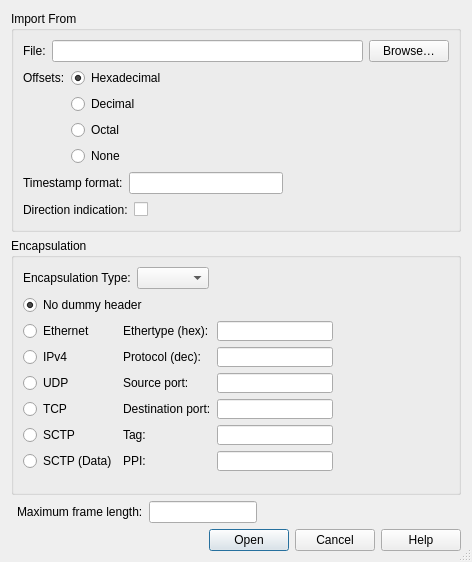
First picture: the form in utilities/wireshark/ui/qt/import_text_dialog.ui, repository kimocoder/nexmon, before the edit.
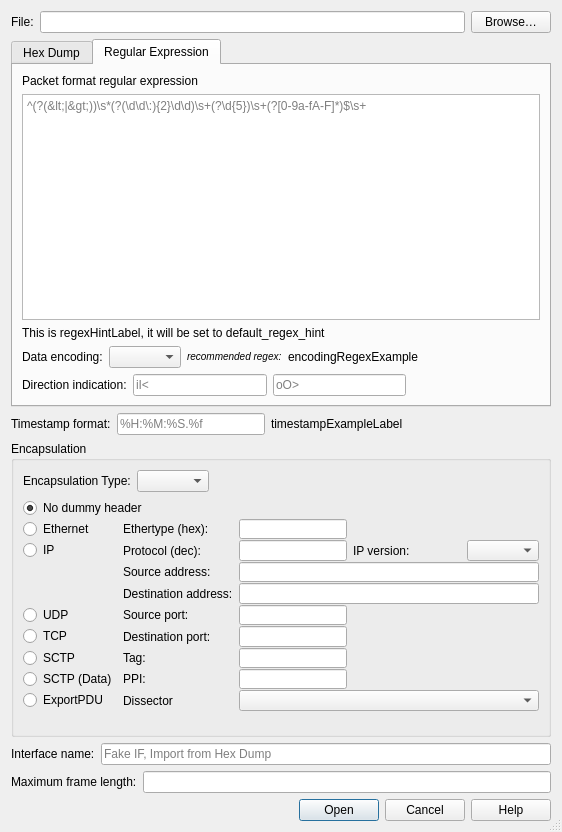
Second picture: the form after the edit. The open tabs and pages were chosen to show the change. Custom widgets are drawn as their Qt base class.

What changed in the file:
```diff
--- a/utilities/wireshark/ui/qt/import_text_dialog.ui
+++ b/utilities/wireshark/ui/qt/import_text_dialog.ui
@@ -6,20 +6,14 @@
    <rect>
     <x>0</x>
     <y>0</y>
-    <width>472</width>
-    <height>486</height>
+    <width>562</width>
+    <height>832</height>
    </rect>
   </property>
-  <property name="sizePolicy">
-   <sizepolicy hsizetype="Preferred" vsizetype="Maximum">
-    <horstretch>0</horstretch>
-    <verstretch>0</verstretch>
-   </sizepolicy>
-  </property>
   <property name="maximumSize">
    <size>
     <width>16777215</width>
-    <height>486</height>
+    <height>1000</height>
    </size>
   </property>
   <property name="sizeGripEnabled">
@@ -28,20 +22,8 @@
   <property name="modal">
    <bool>true</bool>
   </property>
-  <layout class="QFormLayout" name="formLayout_3">
-   <property name="fieldGrowthPolicy">
-    <enum>QFormLayout::FieldsStayAtSizeHint</enum>
-   </property>
-   <item row="0" column="0" colspan="2">
-    <widget class="QGroupBox" name="groupBox">
-     <property name="title">
-      <string>Import From</string>
-     </property>
-     <property name="flat">
-      <bool>true</bool>
-     </property>
-     <layout class="QFormLayout" name="formLayout_2">
-      <item row="1" column="0" colspan="2">
+  <layout class="QVBoxLayout" name="verticalLayout_2">
+   <item>
        <layout class="QHBoxLayout" name="horizontalLayout_2">
         <item>
          <widget class="QLabel" name="label">
@@ -75,8 +57,32 @@
         </item>
        </layout>
       </item>
-      <item row="2" column="0" colspan="2">
+   <item>
+    <widget class="QTabWidget" name="modeTabWidget">
+     <property name="sizePolicy">
+      <sizepolicy hsizetype="Expanding" vsizetype="Expanding">
+       <horstretch>0</horstretch>
+       <verstretch>0</verstretch>
+      </sizepolicy>
+     </property>
+     <property name="currentIndex">
+      <number>0</number>
+     </property>
+     <widget class="QWidget" name="tab">
+      <attribute name="title">
+       <string>Hex Dump</string>
+      </attribute>
+      <attribute name="toolTip">
+       <string>Import a standard hex dump as exported by Wireshark</string>
+      </attribute>
+      <layout class="QHBoxLayout" name="horizontalLayout_7">
+       <item>
+        <layout class="QVBoxLayout" name="verticalLayout_3">
+         <item>
        <layout class="QGridLayout" name="gridLayout_2">
+           <property name="verticalSpacing">
+            <number>1</number>
+           </property>
         <item row="2" column="1">
          <widget class="QRadioButton" name="octalOffsetButton">
           <property name="toolTip">
@@ -117,7 +123,7 @@
           </property>
          </widget>
         </item>
-        <item row="0" column="2" rowspan="3">
+           <item row="0" column="2" rowspan="4">
          <spacer name="horizontalSpacer_2">
           <property name="orientation">
            <enum>Qt::Horizontal</enum>
@@ -154,48 +160,7 @@
         </item>
        </layout>
       </item>
-      <item row="4" column="0" colspan="2">
-       <layout class="QHBoxLayout" name="horizontalLayout_3">
         <item>
-         <widget class="QLabel" name="label_3">
-          <property name="toolTip">
-           <string>The format in which to parse timestamps in the text file (eg. %H:%M:%S.). Format specifiers are based on strptime(3)</string>
-          </property>
-          <property name="text">
-           <string>Timestamp format:</string>
-          </property>
-         </widget>
-        </item>
-        <item>
-         <widget class="QLineEdit" name="dateTimeLineEdit">
-          <property name="toolTip">
-           <string>The format in which to parse timestamps in the text file (eg. %H:%M:%S.). Format specifiers are based on strptime(3)</string>
-          </property>
-         </widget>
-        </item>
-        <item>
-         <widget class="QLabel" name="timestampExampleLabel">
-          <property name="text">
-           <string/>
-          </property>
-         </widget>
-        </item>
-        <item>
-         <spacer name="horizontalSpacer">
-          <property name="orientation">
-           <enum>Qt::Horizontal</enum>
-          </property>
-          <property name="sizeHint" stdset="0">
-           <size>
-            <width>40</width>
-            <height>20</height>
-           </size>
-          </property>
-         </spacer>
-        </item>
-       </layout>
-      </item>
-      <item row="5" column="0" colspan="2">
        <layout class="QHBoxLayout" name="horizontalLayout_5" stretch="0,0,0">
         <item>
          <widget class="QLabel" name="directionIndicationLabel">
@@ -229,10 +194,322 @@
         </item>
        </layout>
       </item>
-     </layout>
-    </widget>
-   </item>
-   <item row="1" column="0" colspan="2">
+         <item>
+          <layout class="QHBoxLayout" name="asciiLayout" stretch="0,0,0">
+           <item>
+            <widget class="QLabel" name="asciiIdentificationLabel">
+             <property name="toolTip">
+              <string>&lt;html&gt;&lt;head/&gt;&lt;body&gt;&lt;p&gt;Whether to do extra processing detecting the start of the ASCII representation at the end of a hex+ASCII line even if it looks like hex bytes.&lt;/p&gt;&lt;p&gt;Do not enable if the hex dump does not contain ASCII.&lt;/p&gt;&lt;/body&gt;&lt;/html&gt;</string>
+             </property>
+             <property name="text">
+              <string>ASCII identification:</string>
+             </property>
+            </widget>
+           </item>
+           <item>
+            <widget class="QCheckBox" name="asciiIdentificationCheckBox">
+             <property name="toolTip">
+              <string>&lt;html&gt;&lt;head/&gt;&lt;body&gt;&lt;p&gt;Whether to do extra processing detecting the start of the ASCII representation at the end of a hex+ASCII line even if it looks like hex bytes.&lt;/p&gt;&lt;p&gt;Do not enable if the hex dump does not contain ASCII.&lt;/p&gt;&lt;/body&gt;&lt;/html&gt;</string>
+             </property>
+            </widget>
+           </item>
+           <item>
+            <spacer name="asciiSpacer">
+             <property name="orientation">
+              <enum>Qt::Horizontal</enum>
+             </property>
+             <property name="sizeHint" stdset="0">
+              <size>
+               <width>40</width>
+               <height>20</height>
+              </size>
+             </property>
+            </spacer>
+           </item>
+          </layout>
+         </item>
+         <item>
+          <layout class="QHBoxLayout" name="littleEndianLayout" stretch="0,0,0">
+           <item>
+            <widget class="QLabel" name="littleEndianLabel">
+             <property name="toolTip">
+              <string>&lt;html&gt;&lt;head/&gt;&lt;body&gt;&lt;p&gt;Whether to treat multiple byte groups as being in little-endian byte order, instead of the default, network (big-endian) order.&lt;/p&gt;&lt;/body&gt;&lt;/html&gt;</string>
+             </property>
+             <property name="text">
+              <string>Little-endian:</string>
+             </property>
+            </widget>
+           </item>
+           <item>
+            <widget class="QCheckBox" name="littleEndianCheckBox">
+             <property name="toolTip">
+              <string>&lt;html&gt;&lt;head/&gt;&lt;body&gt;&lt;p&gt;Whether to treat multiple byte groups as being in little-endian byte order, instead of the default, network (big-endian) order.&lt;/p&gt;&lt;/body&gt;&lt;/html&gt;</string>
+             </property>
+            </widget>
+           </item>
+           <item>
+            <spacer name="littleEndianSpacer">
+             <property name="orientation">
+              <enum>Qt::Horizontal</enum>
+             </property>
+             <property name="sizeHint" stdset="0">
+              <size>
+               <width>40</width>
+               <height>20</height>
+              </size>
+             </property>
+            </spacer>
+           </item>
+          </layout>
+         </item>
+         <item>
+          <spacer name="verticalSpacer">
+           <property name="orientation">
+            <enum>Qt::Vertical</enum>
+           </property>
+           <property name="sizeHint" stdset="0">
+            <size>
+             <width>20</width>
+             <height>40</height>
+            </size>
+           </property>
+          </spacer>
+         </item>
+        </layout>
+       </item>
+      </layout>
+     </widget>
+     <widget class="QWidget" name="tab_2">
+      <attribute name="title">
+       <string>Regular Expression</string>
+      </attribute>
+      <attribute name="toolTip">
+       <string>Import a file formatted according to a custom regular expression</string>
+      </attribute>
+      <layout class="QHBoxLayout" name="horizontalLayout_10">
+       <item>
+        <layout class="QVBoxLayout" name="verticalLayout">
+         <item>
+          <widget class="QLabel" name="label_6">
+           <property name="text">
+            <string>Packet format regular expression</string>
+           </property>
+          </widget>
+         </item>
+         <item>
+          <widget class="QTextEdit" name="regexTextEdit">
+           <property name="sizePolicy">
+            <sizepolicy hsizetype="Expanding" vsizetype="Expanding">
+             <horstretch>0</horstretch>
+             <verstretch>0</verstretch>
+            </sizepolicy>
+           </property>
+           <property name="maximumSize">
+            <size>
+             <width>16777215</width>
+             <height>16777215</height>
+            </size>
+           </property>
+           <property name="sizeIncrement">
+            <size>
+             <width>1</width>
+             <height>1</height>
+            </size>
+           </property>
+           <property name="baseSize">
+            <size>
+             <width>100</width>
+             <height>100</height>
+            </size>
+           </property>
+           <property name="toolTip">
+            <string>&lt;html&gt;&lt;head/&gt;&lt;body&gt;&lt;p&gt;Perl compatible regular expression capturing a single packet in the file with named groups identifying data to import. Anchors ^ and $ also match before/after newlines &lt;/p&gt;&lt;p&gt;The only required group is data, but time, dir and seqno are also supported.&lt;/p&gt;&lt;p&gt;Regex flags: DUPNAMES, MULTILINE and NOEMPTY&lt;/p&gt;&lt;/body&gt;&lt;/html&gt;</string>
+           </property>
+           <property name="lineWidth">
+            <number>24</number>
+           </property>
+           <property name="acceptRichText">
+            <bool>false</bool>
+           </property>
+           <property name="placeholderText">
+            <string notr="true">^(?&lt;dir&gt;(&lt;|&gt;))\s*(?&lt;time&gt;(\d\d\:){2}\d\d)\s+(?&lt;seqno&gt;\d{5})\s+(?&lt;data&gt;[0-9a-fA-F]*)$\s+</string>
+           </property>
+          </widget>
+         </item>
+         <item>
+          <widget class="ElidedLabel" name="regexHintLabel">
+           <property name="enabled">
+            <bool>true</bool>
+           </property>
+           <property name="text">
+            <string>This is regexHintLabel, it will be set to default_regex_hint</string>
+           </property>
+           <property name="wordWrap">
+            <bool>true</bool>
+           </property>
+          </widget>
+         </item>
+         <item>
+          <layout class="QHBoxLayout" name="horizontalLayout_8" stretch="0,0,0,0,0">
+           <property name="sizeConstraint">
+            <enum>QLayout::SetDefaultConstraint</enum>
+           </property>
+           <item>
+            <widget class="QLabel" name="label_7">
+             <property name="text">
+              <string>Data encoding:</string>
+             </property>
+            </widget>
+           </item>
+           <item>
+            <widget class="QComboBox" name="dataEncodingComboBox">
+             <property name="toolTip">
+              <string>How data is encoded</string>
+             </property>
+            </widget>
+           </item>
+           <item>
+            <widget class="QLabel" name="label_3">
+             <property name="text">
+              <string>&lt;small&gt;&lt;i&gt;recommended regex:&lt;/small&gt;&lt;/i&gt;</string>
+             </property>
+            </widget>
+           </item>
+           <item>
+            <widget class="QLabel" name="encodingRegexExample">
+             <property name="text">
+              <string>encodingRegexExample</string>
+             </property>
+             <property name="textInteractionFlags">
+              <set>Qt::LinksAccessibleByMouse|Qt::TextSelectableByKeyboard|Qt::TextSelectableByMouse</set>
+             </property>
+            </widget>
+           </item>
+           <item>
+            <spacer name="horizontalSpacer_7">
+             <property name="orientation">
+              <enum>Qt::Horizontal</enum>
+             </property>
+             <property name="sizeHint" stdset="0">
+              <size>
+               <width>40</width>
+               <height>20</height>
+              </size>
+             </property>
+            </spacer>
+           </item>
+          </layout>
+         </item>
+         <item>
+          <layout class="QHBoxLayout" name="horizontalLayout_6" stretch="0,0,0,0">
+           <item>
+            <widget class="QLabel" name="dirIndicationLabel">
+             <property name="toolTip">
+              <string/>
+             </property>
+             <property name="text">
+              <string>Direction indication:</string>
+             </property>
+            </widget>
+           </item>
+           <item>
+            <widget class="QLineEdit" name="dirInIndicationLineEdit">
+             <property name="baseSize">
+              <size>
+               <width>0</width>
+               <height>0</height>
+              </size>
+             </property>
+             <property name="toolTip">
+              <string>List of characters indicating incoming packets</string>
+             </property>
+             <property name="maxLength">
+              <number>6</number>
+             </property>
+             <property name="placeholderText">
+              <string>iI&lt;</string>
+             </property>
+            </widget>
+           </item>
+           <item>
+            <widget class="QLineEdit" name="dirOutIndicationLineEdit">
+             <property name="enabled">
+              <bool>true</bool>
+             </property>
+             <property name="toolTip">
+              <string>List of characters indicating outgoing packets</string>
+             </property>
+             <property name="placeholderText">
+              <string>oO&gt;</string>
+             </property>
+            </widget>
+           </item>
+           <item>
+            <spacer name="horizontalSpacer_6">
+             <property name="orientation">
+              <enum>Qt::Horizontal</enum>
+             </property>
+             <property name="sizeHint" stdset="0">
+              <size>
+               <width>40</width>
+               <height>20</height>
+              </size>
+             </property>
+            </spacer>
+           </item>
+          </layout>
+         </item>
+        </layout>
+       </item>
+      </layout>
+     </widget>
+    </widget>
+   </item>
+   <item>
+    <layout class="QHBoxLayout" name="horizontalLayout_9" stretch="0,0,0,0">
+     <item>
+      <widget class="QLabel" name="timestampLabel">
+       <property name="toolTip">
+        <string>The format in which to parse timestamps in the text file (e.g. %H:%M:%S.). Format specifiers are based on strptime(3)</string>
+       </property>
+       <property name="text">
+        <string>Timestamp format:</string>
+       </property>
+      </widget>
+     </item>
+     <item>
+      <widget class="QLineEdit" name="timestampFormatLineEdit">
+       <property name="toolTip">
+        <string>&lt;html&gt;&lt;head/&gt;&lt;body&gt;&lt;p&gt;The format in which to parse timestamps in the text file (e.g. %H:%M:%S.%f).&lt;/p&gt;&lt;p&gt;Format specifiers are based on strptime(3) with the addition of %f for second fractions. The precision of %f is determined from its length.&lt;/p&gt;&lt;/body&gt;&lt;/html&gt;</string>
+       </property>
+       <property name="placeholderText">
+        <string>%H:%M:%S.%f</string>
+       </property>
+      </widget>
+     </item>
+     <item>
+      <widget class="QLabel" name="timestampExampleLabel">
+       <property name="text">
+        <string>timestampExampleLabel</string>
+       </property>
+      </widget>
+     </item>
+     <item>
+      <spacer name="horizontalSpacer_8">
+       <property name="orientation">
+        <enum>Qt::Horizontal</enum>
+       </property>
+       <property name="sizeHint" stdset="0">
+        <size>
+         <width>40</width>
+         <height>20</height>
+        </size>
+       </property>
+      </spacer>
+     </item>
+    </layout>
+   </item>
+   <item>
     <widget class="QGroupBox" name="groupBox_2">
      <property name="title">
       <string>Encapsulation</string>
@@ -277,26 +554,34 @@
       </item>
       <item row="1" column="0" colspan="2">
        <layout class="QGridLayout" name="headerGridLayout">
-        <item row="3" column="2">
-         <widget class="SyntaxLineEdit" name="sourcePortLineEdit">
-          <property name="toolTip">
-           <string>The UDP, TCP or SCTP source port for each frame</string>
-          </property>
-         </widget>
-        </item>
-        <item row="6" column="2">
-         <widget class="SyntaxLineEdit" name="ppiLineEdit">
+        <property name="verticalSpacing">
+         <number>1</number>
+        </property>
+        <item row="0" column="0" colspan="3">
+         <widget class="QRadioButton" name="noDummyButton">
           <property name="toolTip">
-           <string>The SCTP DATA payload protocol identifier for each frame</string>
+           <string>Leave frames unchanged</string>
           </property>
+          <property name="text">
+           <string>No dummy header</string>
+          </property>
+          <property name="checked">
+           <bool>true</bool>
+          </property>
          </widget>
         </item>
-        <item row="4" column="2">
-         <widget class="SyntaxLineEdit" name="destinationPortLineEdit">
-          <property name="toolTip">
-           <string>The UDP, TCP or SCTP destination port for each frame</string>
+        <item row="0" column="3" rowspan="8">
+         <spacer name="horizontalSpacer_4">
+          <property name="orientation">
+           <enum>Qt::Horizontal</enum>
           </property>
-         </widget>
+          <property name="sizeHint" stdset="0">
+           <size>
+            <width>40</width>
+            <height>20</height>
+           </size>
+          </property>
+         </spacer>
         </item>
         <item row="1" column="0">
          <widget class="QRadioButton" name="ethernetButton">
@@ -308,20 +593,67 @@
           </property>
          </widget>
         </item>
+        <item row="2" column="0">
+         <widget class="QRadioButton" name="ipv4Button">
+          <property name="toolTip">
+           <string>Prefix each frame with an Ethernet and IP header</string>
+          </property>
+          <property name="text">
+           <string>IP</string>
+          </property>
+         </widget>
+        </item>
         <item row="5" column="0">
+         <widget class="QRadioButton" name="udpButton">
+          <property name="toolTip">
+           <string>Prefix each frame with an Ethernet, IP and UDP header</string>
+          </property>
+          <property name="text">
+           <string>UDP</string>
+          </property>
+         </widget>
+        </item>
+        <item row="6" column="0">
+         <widget class="QRadioButton" name="tcpButton">
+          <property name="toolTip">
+           <string>Prefix each frame with an Ethernet, IP and TCP header</string>
+          </property>
+          <property name="text">
+           <string>TCP</string>
+          </property>
+         </widget>
+        </item>
+        <item row="7" column="0">
          <widget class="QRadioButton" name="sctpButton">
           <property name="toolTip">
-           <string>Prefix each frame with an Ethernet, IPv4 and SCTP header</string>
+           <string>Prefix each frame with an Ethernet, IP and SCTP header</string>
           </property>
           <property name="text">
            <string>SCTP</string>
           </property>
          </widget>
         </item>
-        <item row="6" column="1">
-         <widget class="QLabel" name="ppiLabel">
+        <item row="8" column="0">
+         <widget class="QRadioButton" name="sctpDataButton">
+          <property name="toolTip">
+           <string>Prefix each frame with an Ethernet, IP and SCTP (DATA) header</string>
+          </property>
           <property name="text">
-           <string>PPI:</string>
+           <string>SCTP (Data)</string>
+          </property>
+         </widget>
+        </item>
+        <item row="9" column="0">
+         <widget class="QRadioButton" name="exportPduButton">
+          <property name="text">
+           <string>ExportPDU</string>
+          </property>
+         </widget>
+        </item>
+        <item row="1" column="1">
+         <widget class="QLabel" name="ethertypeLabel">
+          <property name="text">
+           <string>Ethertype (hex):</string>
           </property>
          </widget>
         </item>
@@ -332,56 +664,55 @@
           </property>
          </widget>
         </item>
-        <item row="0" column="0" colspan="3">
-         <widget class="QRadioButton" name="noDummyButton">
-          <property name="toolTip">
-           <string>Leave frames unchanged</string>
-          </property>
+        <item row="3" column="1">
+         <widget class="QLabel" name="sourceAddressLabel">
           <property name="text">
-           <string>No dummy header</string>
-          </property>
-          <property name="checked">
-           <bool>true</bool>
+           <string>Source address:</string>
           </property>
          </widget>
         </item>
-        <item row="0" column="3" rowspan="7">
-         <spacer name="horizontalSpacer_4">
-          <property name="orientation">
-           <enum>Qt::Horizontal</enum>
+        <item row="4" column="1">
+         <widget class="QLabel" name="destinationAddressLabel">
+          <property name="text">
+           <string>Destination address:</string>
           </property>
-          <property name="sizeHint" stdset="0">
-           <size>
-            <width>40</width>
-            <height>20</height>
-           </size>
-          </property>
-         </spacer>
+         </widget>
         </item>
         <item row="5" column="1">
-         <widget class="QLabel" name="tagLabel">
-          <property name="text">
-           <string>Tag:</string>
-          </property>
-         </widget>
-        </item>
-        <item row="3" column="0">
-         <widget class="QRadioButton" name="udpButton">
-          <property name="toolTip">
-           <string>Prefix each frame with an Ethernet, IPv4 and UDP header</string>
-          </property>
-          <property name="text">
-           <string>UDP</string>
-          </property>
-         </widget>
-        </item>
-        <item row="3" column="1">
          <widget class="QLabel" name="sourcePortLabel">
           <property name="text">
            <string>Source port:</string>
           </property>
          </widget>
         </item>
+        <item row="6" column="1">
+         <widget class="QLabel" name="destinationPortLabel">
+          <property name="text">
+           <string>Destination port:</string>
+          </property>
+         </widget>
+        </item>
+        <item row="7" column="1">
+         <widget class="QLabel" name="tagLabel">
+          <property name="text">
+           <string>Tag:</string>
+          </property>
+         </widget>
+        </item>
+        <item row="8" column="1">
+         <widget class="QLabel" name="ppiLabel">
+          <property name="text">
+           <string>PPI:</string>
+          </property>
+         </widget>
+        </item>
+        <item row="9" column="1">
+         <widget class="QLabel" name="payloadLabel">
+          <property name="text">
+           <string>Dissector</string>
+          </property>
+         </widget>
+        </item>
         <item row="1" column="2">
          <widget class="SyntaxLineEdit" name="ethertypeLineEdit">
           <property name="toolTip">
@@ -392,73 +723,106 @@
           </property>
          </widget>
         </item>
-        <item row="4" column="0">
-         <widget class="QRadioButton" name="tcpButton">
+        <item row="2" column="2">
+         <widget class="SyntaxLineEdit" name="protocolLineEdit">
           <property name="toolTip">
-           <string>Prefix each frame with an Ethernet, IPv4 and TCP header</string>
+           <string>The IP protocol ID for each frame</string>
           </property>
-          <property name="text">
-           <string>TCP</string>
+         </widget>
+        </item>
+        <item row="3" column="2" colspan="3">
+         <widget class="SyntaxLineEdit" name="sourceAddressLineEdit">
+          <property name="toolTip">
+           <string>The IP source address for each frame</string>
+          </property>
+         </widget>
+        </item>
+        <item row="4" column="2" colspan="3">
+         <widget class="SyntaxLineEdit" name="destinationAddressLineEdit">
+          <property name="toolTip">
+           <string>The IP destination address for each frame</string>
           </property>
          </widget>
         </item>
         <item row="5" column="2">
+         <widget class="SyntaxLineEdit" name="sourcePortLineEdit">
+          <property name="toolTip">
+           <string>The UDP, TCP or SCTP source port for each frame</string>
+          </property>
+         </widget>
+        </item>
+        <item row="6" column="2">
+         <widget class="SyntaxLineEdit" name="destinationPortLineEdit">
+          <property name="toolTip">
+           <string>The UDP, TCP or SCTP destination port for each frame</string>
+          </property>
+         </widget>
+        </item>
+        <item row="7" column="2">
          <widget class="SyntaxLineEdit" name="tagLineEdit">
           <property name="toolTip">
            <string>The SCTP verification tag for each frame</string>
           </property>
          </widget>
         </item>
-        <item row="4" column="1">
-         <widget class="QLabel" name="destinationPortLabel">
-          <property name="text">
-           <string>Destination port:</string>
+        <item row="8" column="2">
+         <widget class="SyntaxLineEdit" name="ppiLineEdit">
+          <property name="toolTip">
+           <string>The SCTP DATA payload protocol identifier for each frame</string>
           </property>
          </widget>
         </item>
-        <item row="1" column="1">
-         <widget class="QLabel" name="ethertypeLabel">
-          <property name="text">
-           <string>Ethertype (hex):</string>
+        <item row="9" column="2" colspan="3">
+         <widget class="QComboBox" name="dissectorComboBox">
+          <property name="toolTip">
+           <string>The dissector to use for each frame</string>
           </property>
          </widget>
         </item>
-        <item row="2" column="2">
-         <widget class="SyntaxLineEdit" name="protocolLineEdit">
-          <property name="toolTip">
-           <string>The IPv4 protocol ID for each frame</string>
+        <item row="2" column="3">
+         <widget class="QLabel" name="ipVersionLabel">
+          <property name="text">
+           <string>IP version:</string>
           </property>
          </widget>
         </item>
-        <item row="6" column="0">
-         <widget class="QRadioButton" name="sctpDataButton">
+        <item row="2" column="4">
+         <widget class="QComboBox" name="ipVersionComboBox">
           <property name="toolTip">
-           <string>Prefix each frame with an Ethernet, IPv4 and SCTP (DATA) header</string>
+           <string>The IP Version to use for the dummy IP header</string>
           </property>
+         </widget>
+        </item>
+       </layout>
+      </item>
+     </layout>
+    </widget>
+   </item>
+   <item>
+    <layout class="QHBoxLayout" name="interfaceLayout">
+     <item>
+      <widget class="QLabel" name="interfaceLabel">
           <property name="text">
-           <string>SCTP (Data)</string>
+        <string>Interface name:</string>
           </property>
          </widget>
         </item>
-        <item row="2" column="0">
-         <widget class="QRadioButton" name="ipv4Button">
+     <item>
+      <widget class="QLineEdit" name="interfaceLineEdit">
           <property name="toolTip">
-           <string>Prefix each frame with an Ethernet and IPv4 header</string>
-          </property>
-          <property name="text">
-           <string>IPv4</string>
+        <string>The name of the interface to write to the import capture file</string>
+       </property>
+       <property name="placeholderText">
+        <string>Fake IF, Import from Hex Dump</string>
           </property>
          </widget>
         </item>
        </layout>
       </item>
-     </layout>
-    </widget>
-   </item>
-   <item row="2" column="1">
-    <layout class="QHBoxLayout" name="horizontalLayout_4">
      <item>
-      <widget class="QLabel" name="label_11">
+    <layout class="QHBoxLayout" name="maxLengthLayout">
+     <item>
+      <widget class="QLabel" name="maxLengthLabel">
        <property name="text">
         <string>Maximum frame length:</string>
        </property>
@@ -467,13 +831,16 @@
      <item>
       <widget class="SyntaxLineEdit" name="maxLengthLineEdit">
        <property name="toolTip">
-        <string>The maximum size of the frames to write to the import capture file (max 64000)</string>
+        <string>The maximum size of the frames to write to the import capture file (max 256kiB)</string>
+       </property>
+       <property name="alignment">
+        <set>Qt::AlignRight|Qt::AlignTrailing|Qt::AlignVCenter</set>
        </property>
       </widget>
      </item>
     </layout>
    </item>
-   <item row="3" column="0" colspan="2">
+   <item>
     <widget class="QDialogButtonBox" name="buttonBox">
      <property name="orientation">
       <enum>Qt::Horizontal</enum>
@@ -486,6 +853,11 @@
   </layout>
  </widget>
  <customwidgets>
+  <customwidget>
+   <class>ElidedLabel</class>
+   <extends>QLabel</extends>
+   <header>widgets/elided_label.h</header>
+  </customwidget>
   <customwidget>
    <class>SyntaxLineEdit</class>
    <extends>QLineEdit</extends>
```
Left out of the diff: 2 changed lines with no effect on the pictures. Lines whose indentation alone changed are shown as unchanged.
